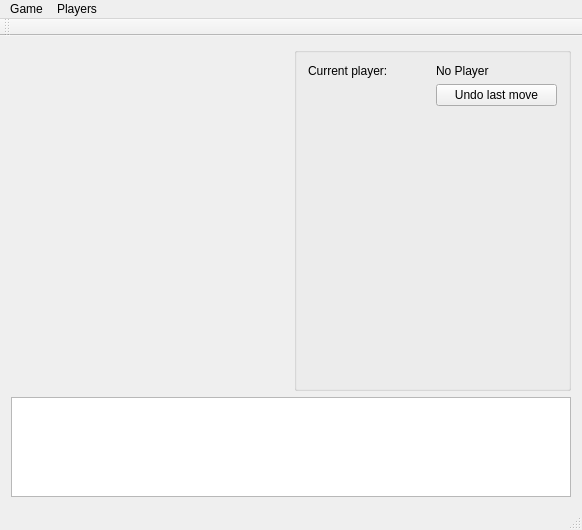
fr3d741/FChess, file FChessRefactor/mainwindow.ui: the form before one commit.
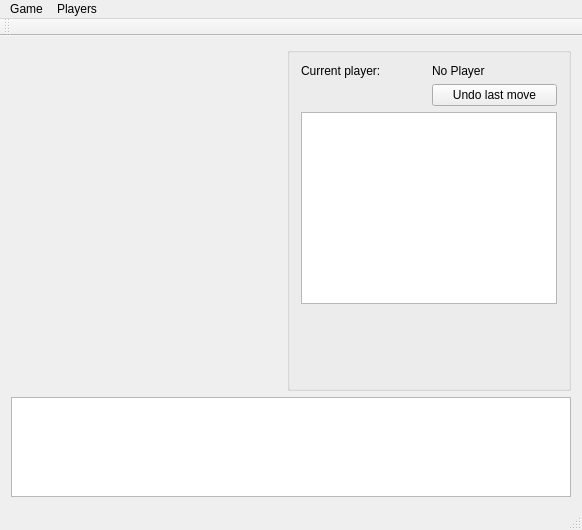
The form after the commit.

Patch:
```diff
--- a/FChessRefactor/mainwindow.ui
+++ b/FChessRefactor/mainwindow.ui
@@ -35,7 +35,7 @@
          </property>
         </widget>
        </item>
-       <item row="2" column="0">
+       <item row="3" column="0">
         <spacer name="verticalSpacer">
          <property name="orientation">
           <enum>Qt::Vertical</enum>
@@ -55,6 +55,9 @@
          </property>
         </widget>
        </item>
+       <item row="2" column="0" colspan="2">
+        <widget class="QListWidget" name="moveHistoryWidget"/>
+       </item>
       </layout>
      </widget>
     </item>
```
